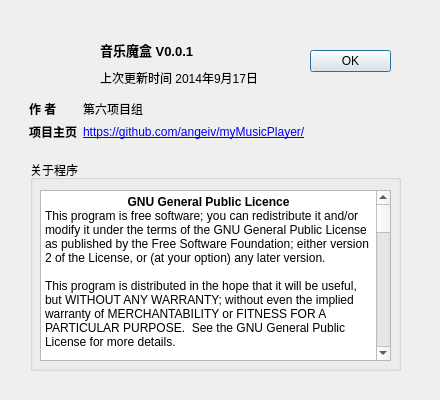
Above: about.ui from angeiv/myMusicPlayer before the change. Below: the same form after it.
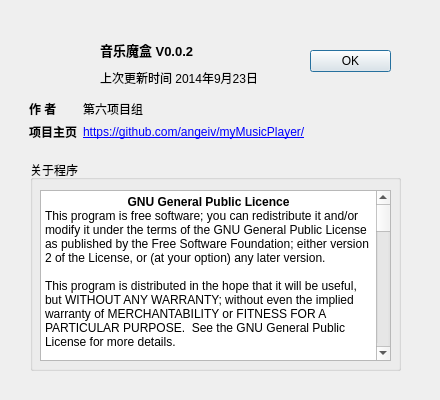
That is the form after the change. Icons and pictures are not drawn.

```diff
--- a/about.ui
+++ b/about.ui
@@ -71,7 +71,7 @@
     </rect>
    </property>
    <property name="text">
-    <string>&lt;html&gt;&lt;head/&gt;&lt;body&gt;&lt;p&gt;&lt;span style=&quot; font-size:10pt; font-weight:600;&quot;&gt;音乐魔盒 V0.0.1&lt;/span&gt;&lt;/p&gt;&lt;/body&gt;&lt;/html&gt;</string>
+    <string>&lt;html&gt;&lt;head/&gt;&lt;body&gt;&lt;p&gt;&lt;span style=&quot; font-size:10pt; font-weight:600;&quot;&gt;音乐魔盒 V0.0.2&lt;/span&gt;&lt;/p&gt;&lt;/body&gt;&lt;/html&gt;</string>
    </property>
   </widget>
   <widget class="QLabel" name="labelUpdate">
@@ -84,7 +84,7 @@
     </rect>
    </property>
    <property name="text">
-    <string>上次更新时间 2014年9月17日</string>
+    <string>上次更新时间 2014年9月23日</string>
    </property>
   </widget>
   <widget class="QWidget" name="formLayoutWidget">
@@ -181,7 +181,16 @@
 &lt;p style=&quot;-qt-paragraph-type:empty; margin-top:0px; margin-bottom:0px; margin-left:0px; margin-right:0px; -qt-block-indent:0; text-indent:0px;&quot;&gt;&lt;br /&gt;&lt;/p&gt;
 &lt;p align=&quot;center&quot; style=&quot; margin-top:0px; margin-bottom:0px; margin-left:0px; margin-right:0px; -qt-block-indent:0; text-indent:0px;&quot;&gt;&lt;span style=&quot; font-weight:600;&quot;&gt;项目主页&lt;/span&gt;&lt;/p&gt;
 &lt;p style=&quot; margin-top:0px; margin-bottom:0px; margin-left:0px; margin-right:0px; -qt-block-indent:0; text-indent:0px;&quot;&gt;    程序代码托管在开源代码托管网站GitHub上，地址：&lt;a href=&quot;https://github.com/angeiv/myMusicPlayer/&quot;&gt;&lt;span style=&quot; text-decoration: underline; color:#0000ff;&quot;&gt;https://github.com/angeiv/myMusicPlayer/&lt;/span&gt;&lt;/a&gt;&lt;/p&gt;
-&lt;p style=&quot;-qt-paragraph-type:empty; margin-top:0px; margin-bottom:0px; margin-left:0px; margin-right:0px; -qt-block-indent:0; text-indent:0px; text-decoration: underline; color:#0000ff;&quot;&gt;&lt;br /&gt;&lt;/p&gt;
+&lt;p align=&quot;center&quot; style=&quot;-qt-paragraph-type:empty; margin-top:0px; margin-bottom:0px; margin-left:0px; margin-right:0px; -qt-block-indent:0; text-indent:0px;&quot;&gt;&lt;br /&gt;&lt;/p&gt;
+&lt;p align=&quot;center&quot; style=&quot; margin-top:0px; margin-bottom:0px; margin-left:0px; margin-right:0px; -qt-block-indent:0; text-indent:0px;&quot;&gt;&lt;span style=&quot; font-weight:600;&quot;&gt;更新日志&lt;/span&gt;&lt;/p&gt;
+&lt;p style=&quot; margin-top:0px; margin-bottom:0px; margin-left:0px; margin-right:0px; -qt-block-indent:0; text-indent:0px;&quot;&gt;0.0.1&lt;/p&gt;
+&lt;p style=&quot; margin-top:0px; margin-bottom:0px; margin-left:0px; margin-right:0px; -qt-block-indent:0; text-indent:0px;&quot;&gt;	创建文件&lt;/p&gt;
+&lt;p style=&quot; margin-top:0px; margin-bottom:0px; margin-left:0px; margin-right:0px; -qt-block-indent:0; text-indent:0px;&quot;&gt;	设计界面&lt;/p&gt;
+&lt;p style=&quot; margin-top:0px; margin-bottom:0px; margin-left:0px; margin-right:0px; -qt-block-indent:0; text-indent:0px;&quot;&gt;0.0.2&lt;/p&gt;
+&lt;p style=&quot; margin-top:0px; margin-bottom:0px; margin-left:0px; margin-right:0px; -qt-block-indent:0; text-indent:0px;&quot;&gt;	重写设计界面&lt;/p&gt;
+&lt;p style=&quot; margin-top:0px; margin-bottom:0px; margin-left:0px; margin-right:0px; -qt-block-indent:0; text-indent:0px;&quot;&gt;	能播放音乐&lt;/p&gt;
+&lt;p style=&quot; margin-top:0px; margin-bottom:0px; margin-left:0px; margin-right:0px; -qt-block-indent:0; text-indent:0px;&quot;&gt;	添加文件到列表&lt;/p&gt;
+&lt;p style=&quot;-qt-paragraph-type:empty; margin-top:0px; margin-bottom:0px; margin-left:0px; margin-right:0px; -qt-block-indent:0; text-indent:0px;&quot;&gt;&lt;br /&gt;&lt;/p&gt;
 &lt;p align=&quot;center&quot; style=&quot; margin-top:0px; margin-bottom:0px; margin-left:0px; margin-right:0px; -qt-block-indent:0; text-indent:0px;&quot;&gt;&lt;a href=&quot;https://github.com/angeiv/myMusicPlayer/&quot;&gt;&lt;span style=&quot; font-weight:600; text-decoration: underline; color:#000000;&quot;&gt;致谢&lt;/span&gt;&lt;/a&gt;&lt;/p&gt;
 &lt;p style=&quot; margin-top:0px; margin-bottom:0px; margin-left:0px; margin-right:0px; -qt-block-indent:0; text-indent:0px;&quot;&gt;&lt;a href=&quot;https://github.com/angeiv/myMusicPlayer/&quot;&gt;&lt;span style=&quot; text-decoration: underline; color:#000000;&quot;&gt;在此对网络资源的作者表示感谢！下面一一列举：&lt;/span&gt;&lt;/a&gt;&lt;/p&gt;
 &lt;p style=&quot; margin-top:0px; margin-bottom:0px; margin-left:0px; margin-right:0px; -qt-block-indent:0; text-indent:0px;&quot;&gt;站酷（ZCOOL） &lt;a href=&quot;http://www.zcool.com.cn/&quot;&gt;&lt;span style=&quot; text-decoration: underline; color:#0000ff;&quot;&gt;http://www.zcool.com.cn/&lt;/span&gt;&lt;/a&gt; 及上面提供素材的作者&lt;/p&gt;
```
